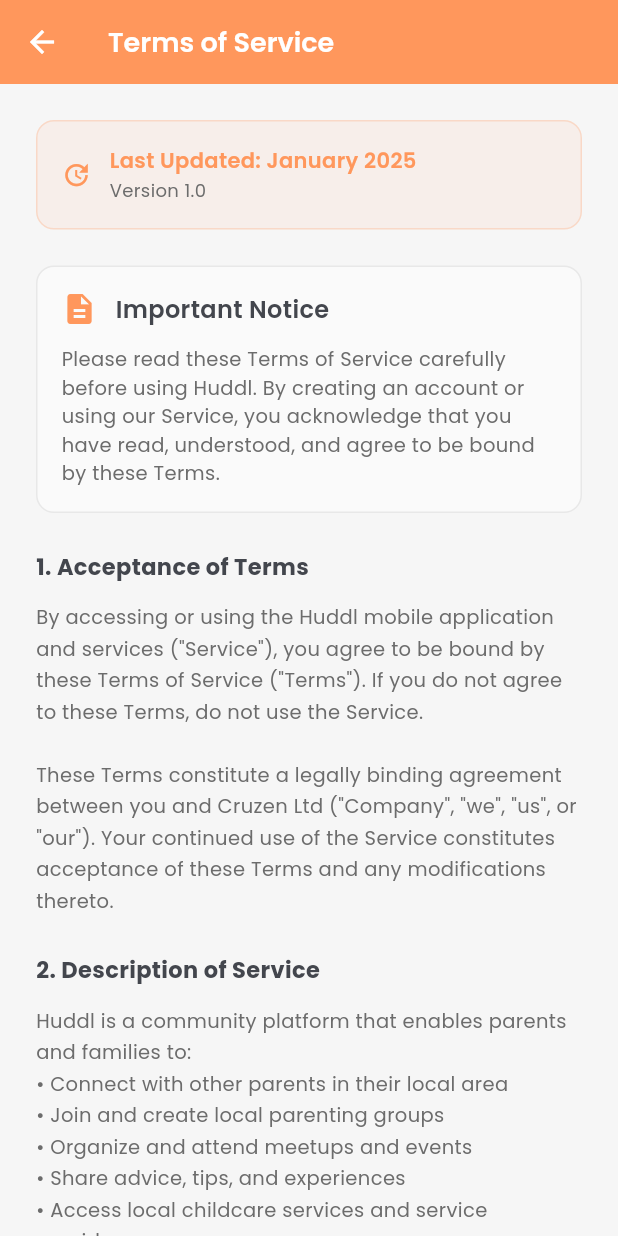
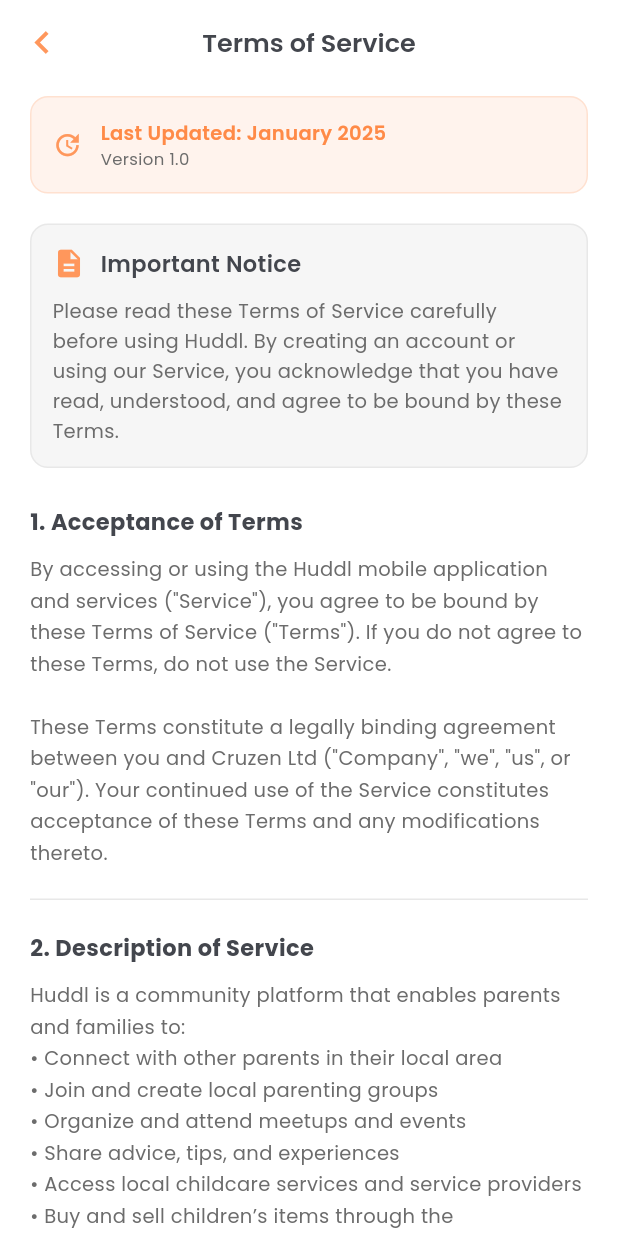
Before and after one commit to cdcruz007/huddl, a Flutter app: the TermsOfServiceScreen screen opened by its route, on a phone screen of 412 x 824 dp. Run offline on Flutter 3.47's test engine with Material 3 defaults, Android fonts, the phone set to English and light mode, and no system bars; our stand-ins replace cached_network_image, file_picker, google_fonts, image_picker, shared_preferences; accounts and stored records are empty.

Commit message:
Legal screens: apply Huddl colour guide to Terms of Service & Privacy Policy
- Terms of Service: replaced orange AppBar (HuddlColors.primary bg + white text)
  with white AppBar matching rest of app (white bg + textDark title + primary back icon)
- Terms of Service: replaced red/error acceptance notice with soft peach styling
  using peachVeryLight bg + primaryDark text (consistent with brand)
- Terms of Service: updated Last Updated banner from primary tint to peachLight bg
  matching Privacy Policy's styling exactly
- Terms of Service: added section dividers between content blocks for readability
- Both screens now use identical design patterns:
  - White AppBar with chevron_left back icon in HuddlColors.primary
  - peachLight banners for metadata, background for intro containers
  - textDark for headings, textSecondary for body copy
  - divider for section separators
  - peachVeryLight for summary/acceptance containers
  - primaryDark for emphasis text in banners
- Zero raw Colors.xxx usage — all colours reference HuddlColors tokens
- flutter analyze: 0 errors, 0 warnings (13 info notes)

```diff
--- a/lib/screens/legal/terms_of_service_screen.dart
+++ b/lib/screens/legal/terms_of_service_screen.dart
@@ -8,26 +8,33 @@
   @override
   Widget build(BuildContext context) {
     return Scaffold(
-      backgroundColor: HuddlColors.background,
+      backgroundColor: HuddlColors.white,
       appBar: AppBar(
-        backgroundColor: HuddlColors.primary,
+        backgroundColor: HuddlColors.white,
+        elevation: 0,
+        surfaceTintColor: HuddlColors.white,
+        leading: IconButton(
+          icon: const Icon(Icons.chevron_left,
+              size: 30, color: HuddlColors.primary),
+          onPressed: () => Navigator.pop(context),
+        ),
+        centerTitle: true,
         title: Text(
           'Terms of Service',
           style: GoogleFonts.poppins(
-              fontSize: 18, fontWeight: FontWeight.w600, color: Colors.white),
-        ),
-        leading: IconButton(
-          icon: const Icon(Icons.arrow_back, color: Colors.white),
-          onPressed: () => Navigator.pop(context),
+            fontSize: 17,
+            fontWeight: FontWeight.w600,
+            color: HuddlColors.textDark,
+          ),
         ),
       ),
       body: SingleChildScrollView(
-        padding: const EdgeInsets.all(24),
+        padding: const EdgeInsets.fromLTRB(20, 8, 20, 32),
         child: Column(
           crossAxisAlignment: CrossAxisAlignment.start,
           children: [
             _buildLastUpdated(),
-            const SizedBox(height: 24),
+            const SizedBox(height: 20),
             _buildIntroduction(),
             const SizedBox(height: 24),
             _buildSection(
@@ -215,7 +222,7 @@
 Email: legal@huddl.app
 Support: support@huddl.app''',
             ),
-            const SizedBox(height: 32),
+            const SizedBox(height: 8),
             _buildAcceptanceNotice(),
             const SizedBox(height: 24),
           ],
@@ -226,11 +233,11 @@
 
   Widget _buildLastUpdated() {
     return Container(
-      padding: const EdgeInsets.all(16),
+      padding: const EdgeInsets.all(14),
       decoration: BoxDecoration(
-        color: HuddlColors.primary.withValues(alpha: 0.08),
+        color: HuddlColors.peachLight,
         borderRadius: BorderRadius.circular(12),
-        border: Border.all(color: HuddlColors.primary.withValues(alpha: 0.25)),
+        border: Border.all(color: HuddlColors.primary.withValues(alpha: 0.2)),
       ),
       child: Row(
         children: [
@@ -243,15 +250,15 @@
                 Text(
                   'Last Updated: January 2025',
                   style: GoogleFonts.poppins(
-                    fontSize: 14,
+                    fontSize: 13,
                     fontWeight: FontWeight.w600,
-                    color: HuddlColors.primary,
+                    color: HuddlColors.primaryDark,
                   ),
                 ),
                 Text(
                   'Version 1.0',
                   style: GoogleFonts.poppins(
-                      fontSize: 12, color: HuddlColors.textSecondary),
+                      fontSize: 11, color: HuddlColors.textSecondary),
                 ),
               ],
             ),
@@ -263,9 +270,9 @@
 
   Widget _buildIntroduction() {
     return Container(
-      padding: const EdgeInsets.all(16),
+      padding: const EdgeInsets.all(14),
       decoration: BoxDecoration(
-        color: HuddlColors.surfaceLight,
+        color: HuddlColors.background,
         borderRadius: BorderRadius.circular(12),
         border: Border.all(color: HuddlColors.divider),
       ),
@@ -274,22 +281,22 @@
         children: [
           Row(
             children: [
-              const Icon(Icons.description, color: HuddlColors.primary, size: 24),
-              const SizedBox(width: 12),
+              const Icon(Icons.description, color: HuddlColors.primary, size: 22),
+              const SizedBox(width: 10),
               Expanded(
                 child: Text(
                   'Important Notice',
                   style: GoogleFonts.poppins(
-                      fontSize: 16, fontWeight: FontWeight.w600, color: HuddlColors.textDark),
+                      fontSize: 15, fontWeight: FontWeight.w600, color: HuddlColors.textDark),
                 ),
               ),
             ],
           ),
-          const SizedBox(height: 12),
+          const SizedBox(height: 10),
           Text(
             'Please read these Terms of Service carefully before using Huddl. By creating an account or using our Service, you acknowledge that you have read, understood, and agree to be bound by these Terms.',
             style: GoogleFonts.poppins(
-                fontSize: 13, color: HuddlColors.textSecondary, height: 1.5),
+                fontSize: 13, color: HuddlColors.textSecondary, height: 1.55),
           ),
         ],
       ),
@@ -308,13 +315,15 @@
             color: HuddlColors.textDark,
           ),
         ),
-        const SizedBox(height: 12),
+        const SizedBox(height: 10),
         Text(
           content,
           style: GoogleFonts.poppins(
               fontSize: 13, color: HuddlColors.textSecondary, height: 1.6),
         ),
-        const SizedBox(height: 24),
+        const SizedBox(height: 20),
+        Divider(color: HuddlColors.divider, height: 1),
+        const SizedBox(height: 20),
       ],
     );
   }
@@ -323,40 +332,50 @@
     return Container(
       padding: const EdgeInsets.all(16),
       decoration: BoxDecoration(
-        color: HuddlColors.error.withValues(alpha: 0.08),
+        color: HuddlColors.peachVeryLight,
         borderRadius: BorderRadius.circular(12),
-        border: Border.all(color: HuddlColors.error.withValues(alpha: 0.25)),
+        border: Border.all(color: HuddlColors.primary.withValues(alpha: 0.2)),
       ),
-      child: Row(
+      child: Column(
         crossAxisAlignment: CrossAxisAlignment.start,
         children: [
-          const Icon(Icons.warning_amber, color: HuddlColors.error, size: 24),
-          const SizedBox(width: 12),
-          Expanded(
-            child: Column(
-              crossAxisAlignment: CrossAxisAlignment.start,
-              children: [
-                Text(
+          Row(
+            children: [
+              const Icon(Icons.info_outline, color: HuddlColors.primary, size: 22),
+              const SizedBox(width: 10),
+              Expanded(
+                child: Text(
                   'By using Huddl, you agree to:',
                   style: GoogleFonts.poppins(
-                      fontSize: 14,
-                      fontWeight: FontWeight.w600,
-                      color: HuddlColors.error),
+                    fontSize: 14,
+                    fontWeight: FontWeight.w600,
+                    color: HuddlColors.primaryDark,
+                  ),
                 ),
-                const SizedBox(height: 8),
-                Text(
-                  '\u2022 All limitations of liability\n'
-                  '\u2022 No refund policy\n'
-                  '\u2022 Binding arbitration for disputes\n'
-                  '\u2022 All other terms stated above',
-                  style: GoogleFonts.poppins(
-                      fontSize: 13, color: HuddlColors.textSecondary, height: 1.5),
-                ),
-              ],
-            ),
+              ),
+            ],
           ),
+          const SizedBox(height: 10),
+          _buildAcceptanceItem('\u2022 All limitations of liability'),
+          _buildAcceptanceItem('\u2022 No refund policy'),
+          _buildAcceptanceItem('\u2022 Binding arbitration for disputes'),
+          _buildAcceptanceItem('\u2022 All other terms stated above'),
         ],
       ),
     );
   }
+
+  Widget _buildAcceptanceItem(String text) {
+    return Padding(
+      padding: const EdgeInsets.only(bottom: 4),
+      child: Text(
+        text,
+        style: GoogleFonts.poppins(
+          fontSize: 13,
+          fontWeight: FontWeight.w500,
+          color: HuddlColors.textDark,
+        ),
+      ),
+    );
+  }
 }
```
Also changed, not shown: lib/screens/legal/privacy_policy_detail_screen.dart (+48 -39 lines).
